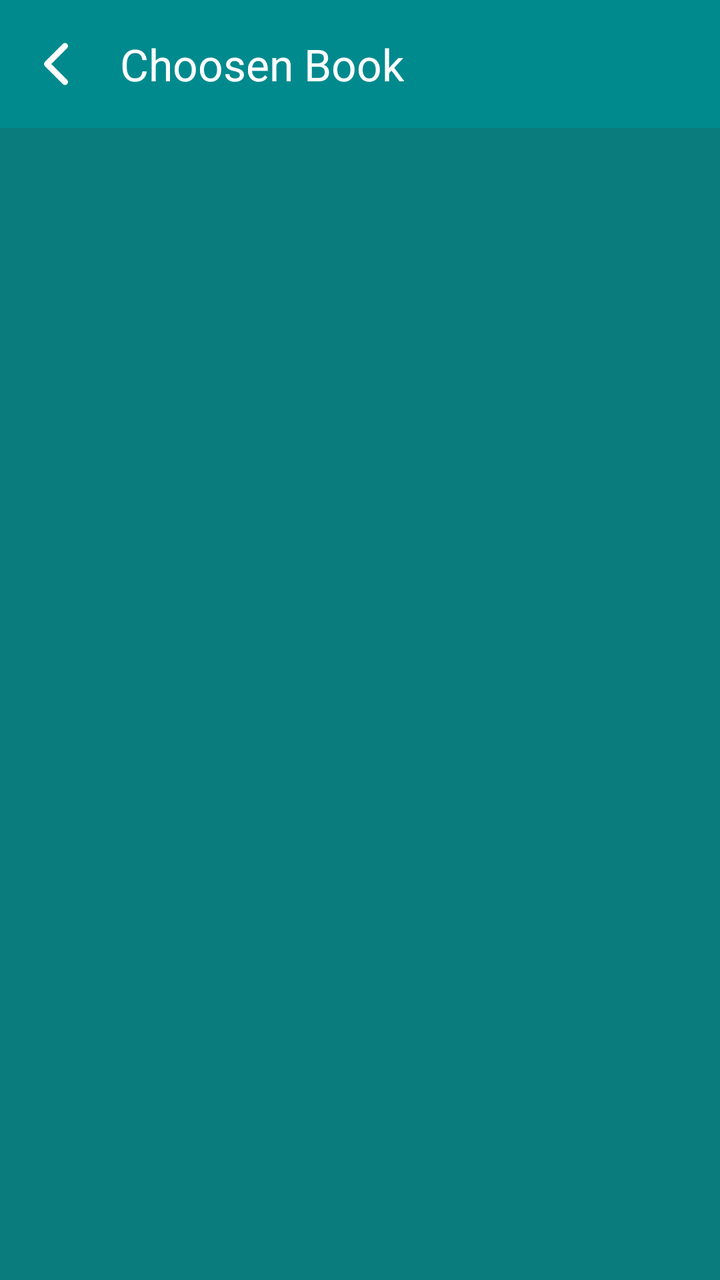
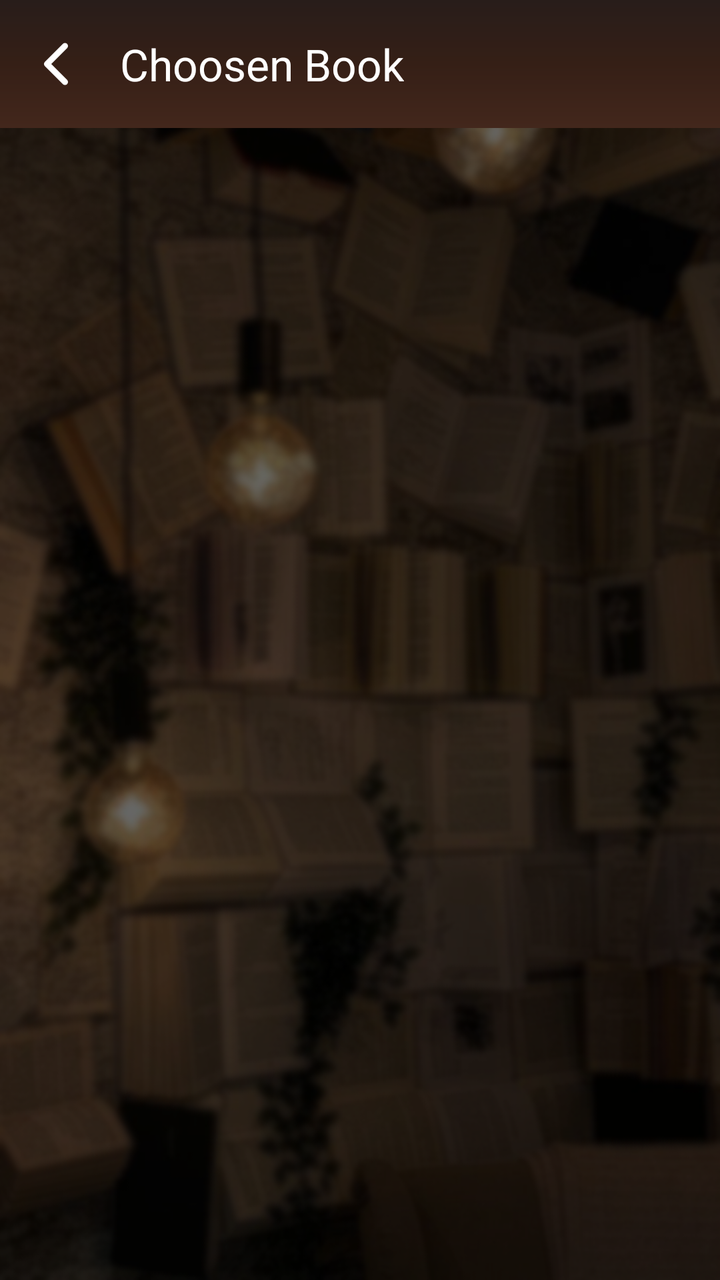

Screens rendered from an Android XML layout before and after an edit, with the pre-edit source and the edit as a unified diff.
<!-- AndroidManifest.xml: application theme Theme.Bookshelf -->
<!-- res/layout/activity_choosen_book.xml -->
<?xml version="1.0" encoding="utf-8"?>
<androidx.constraintlayout.widget.ConstraintLayout
    xmlns:android="http://schemas.android.com/apk/res/android"
    xmlns:app="http://schemas.android.com/apk/res-auto"
    android:layout_width="match_parent"
    android:layout_height="match_parent"
    android:background="#0B7C7E">


    <androidx.appcompat.widget.Toolbar
        android:id="@+id/toolbar"
        android:layout_width="match_parent"
        android:layout_height="?attr/actionBarSize"
        android:background="?attr/colorPrimary"
        app:title="Choosen Book"
        android:backgroundTint="@color/background"
        app:titleTextColor="#FFFFFF"
        app:navigationIcon="@drawable/chevron_back"
        app:layout_constraintTop_toTopOf="parent" />


</androidx.constraintlayout.widget.ConstraintLayout>
<!-- resources referenced by this layout -->
<resources>
  <color name="background">#008A8E</color>
  <!-- drawable chevron_back (drawable) -->
  <vector xmlns:android="http://schemas.android.com/apk/res/android"
      android:width="32dp"
      android:height="32dp"
      android:viewportWidth="512"
      android:viewportHeight="512">
    <path
        android:pathData="M328,112l-144,144l144,144"
        android:strokeLineJoin="round"
        android:strokeWidth="48"
        android:fillColor="#00000000"
        android:strokeColor="@color/white"
        android:strokeLineCap="round"/>
  </vector>
  <style name="Theme.Bookshelf" parent="Base.Theme.Bookshelf" />
  <color name="white">#FFFFFFFF</color>
  <style name="Base.Theme.Bookshelf" parent="Theme.Material3.DayNight.NoActionBar">
          
          
      </style>
</resources>

<!-- the commit's change to res/layout/activity_choosen_book.xml (unified diff, before → after) -->
@@ -4,17 +4,16 @@
     xmlns:app="http://schemas.android.com/apk/res-auto"
     android:layout_width="match_parent"
     android:layout_height="match_parent"
-    android:background="#0B7C7E">
+    android:background="@drawable/background">
 
 
     <androidx.appcompat.widget.Toolbar
         android:id="@+id/toolbar"
         android:layout_width="match_parent"
         android:layout_height="?attr/actionBarSize"
-        android:background="?attr/colorPrimary"
+        android:background="@drawable/blurred_brown_gradient"
         app:title="Choosen Book"
-        android:backgroundTint="@color/background"
-        app:titleTextColor="#FFFFFF"
+        app:titleTextColor="@color/white"
         app:navigationIcon="@drawable/chevron_back"
         app:layout_constraintTop_toTopOf="parent" />
 
<!-- resource entries referenced after the edit -->
@@ -1,6 +1,5 @@
 <!-- resources referenced by this layout -->
 <resources>
-  <color name="background">#008A8E</color>
   <!-- drawable chevron_back (drawable) -->
   <vector xmlns:android="http://schemas.android.com/apk/res/android"
       android:width="32dp"
@@ -17,6 +16,20 @@
   </vector>
   <style name="Theme.Bookshelf" parent="Base.Theme.Bookshelf" />
   <color name="white">#FFFFFFFF</color>
+  <!-- drawable background: png bitmap (drawable, 415359 bytes) -->
+  <!-- drawable blurred_brown_gradient (drawable) -->
+  <?xml version="1.0" encoding="utf-8"?>
+  
+  <shape xmlns:android="http://schemas.android.com/apk/res/android"
+      android:shape="rectangle">
+      <gradient
+          android:type="linear"
+          android:angle="270"
+          android:gradientRadius="600dp"
+          android:startColor="#281D1A"
+          android:centerColor="#351F16"
+          android:endColor="#43271C" />
+  </shape>
   <style name="Base.Theme.Bookshelf" parent="Theme.Material3.DayNight.NoActionBar">
           
           
